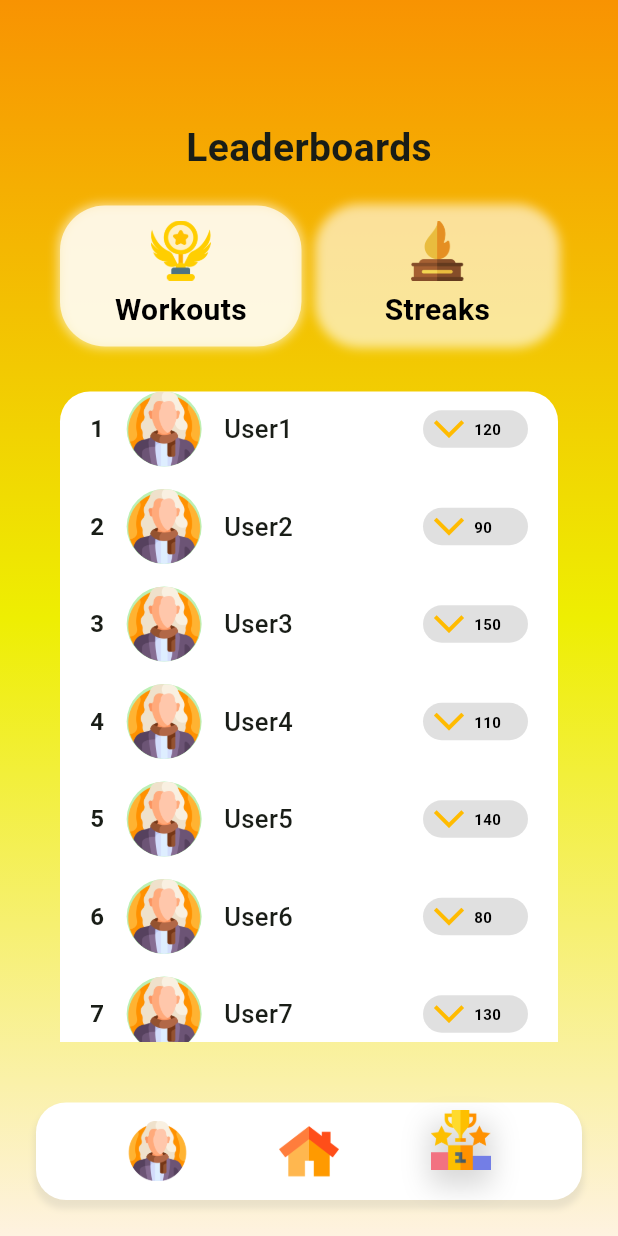
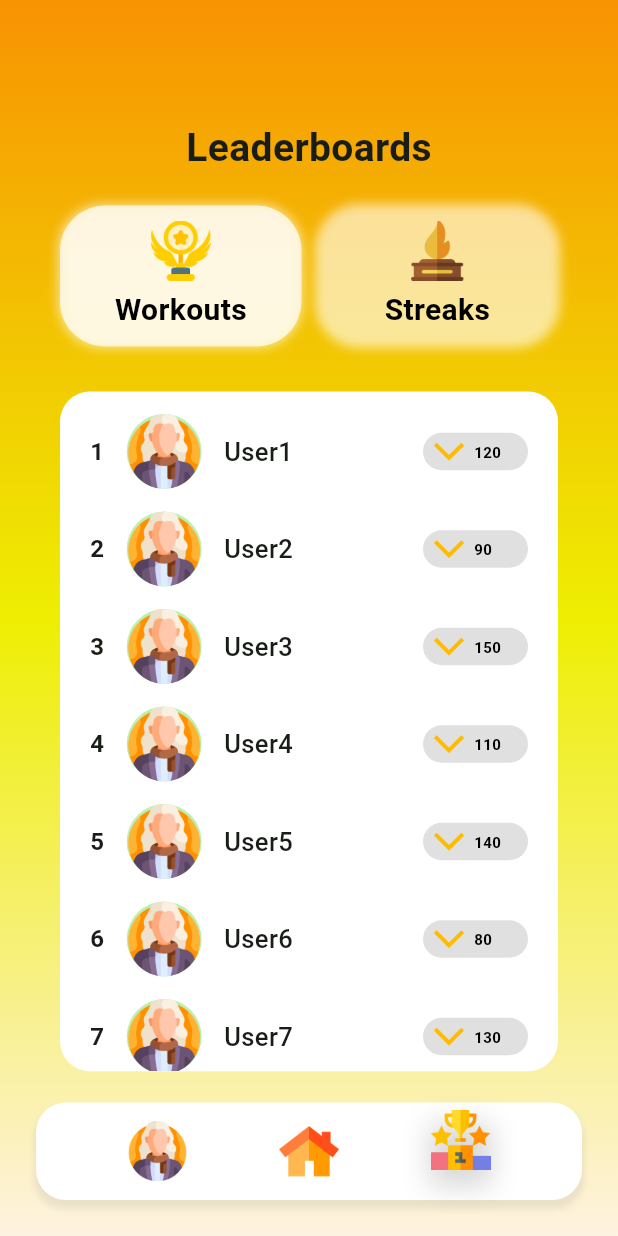
Before and after one commit to ahnafbinazad/Swync, a Flutter app: the screen it shows once a user with an empty profile is signed in, on a phone screen of 412 x 824 dp. Run offline on Flutter 3.47's test engine with Material 3 defaults, Android fonts, the phone set to English and light mode, and no system bars; our stand-ins replace cloud_firestore, firebase_auth, firebase_core; accounts and stored records are empty.

Commit message:
ranks screen looking better

```diff
--- a/lib/reuseable_widgets/rank_table.dart
+++ b/lib/reuseable_widgets/rank_table.dart
@@ -9,16 +9,17 @@ class RankTable extends StatelessWidget {
   @override
   Widget build(BuildContext context) {
     return Container(
-      height: MediaQuery.of(context).size.height / 1.9,
+      height: MediaQuery.of(context).size.height * 0.55,
       width: MediaQuery.of(context).size.width,
       decoration: const BoxDecoration(
         color: Colors.white,
-        borderRadius: BorderRadius.only(
-          topRight: Radius.circular(20),
-          topLeft: Radius.circular(20),
+        borderRadius: BorderRadius.vertical(
+          top: Radius.circular(20),
+          bottom: Radius.circular(20), // Adjusted to make bottom round
         ),
       ),
       child: ListView.builder(
+        padding: const EdgeInsets.only(top: 15), // Added padding here
         shrinkWrap: true,
         physics: const BouncingScrollPhysics(),
         itemCount: userItems.length,
```
